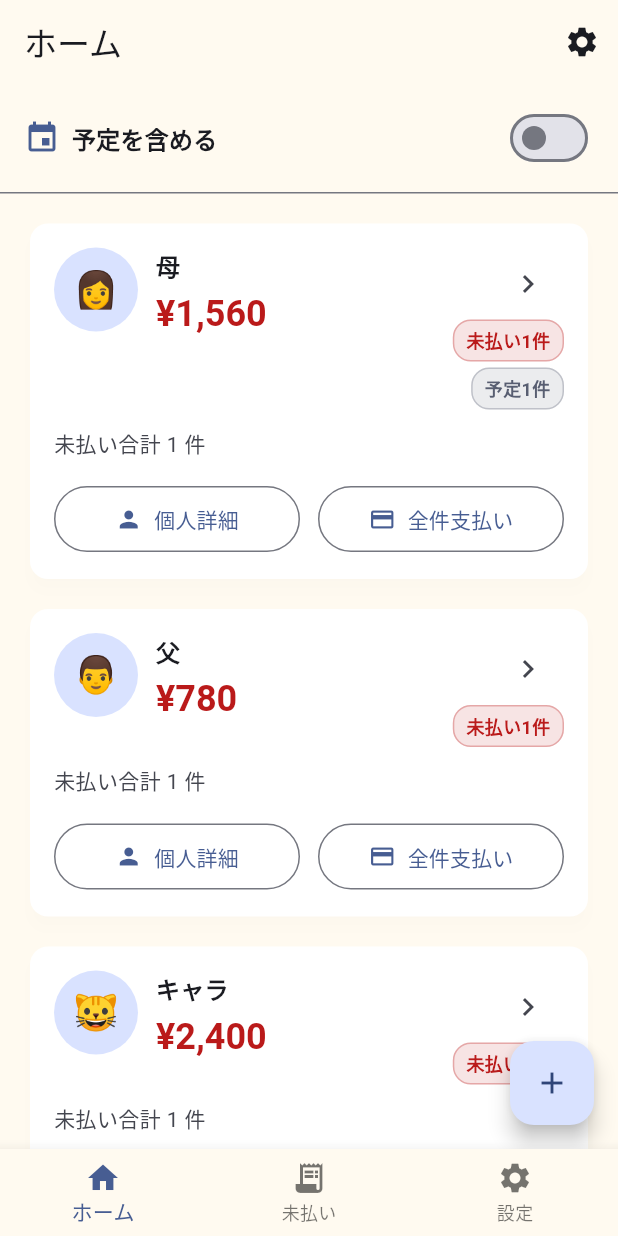
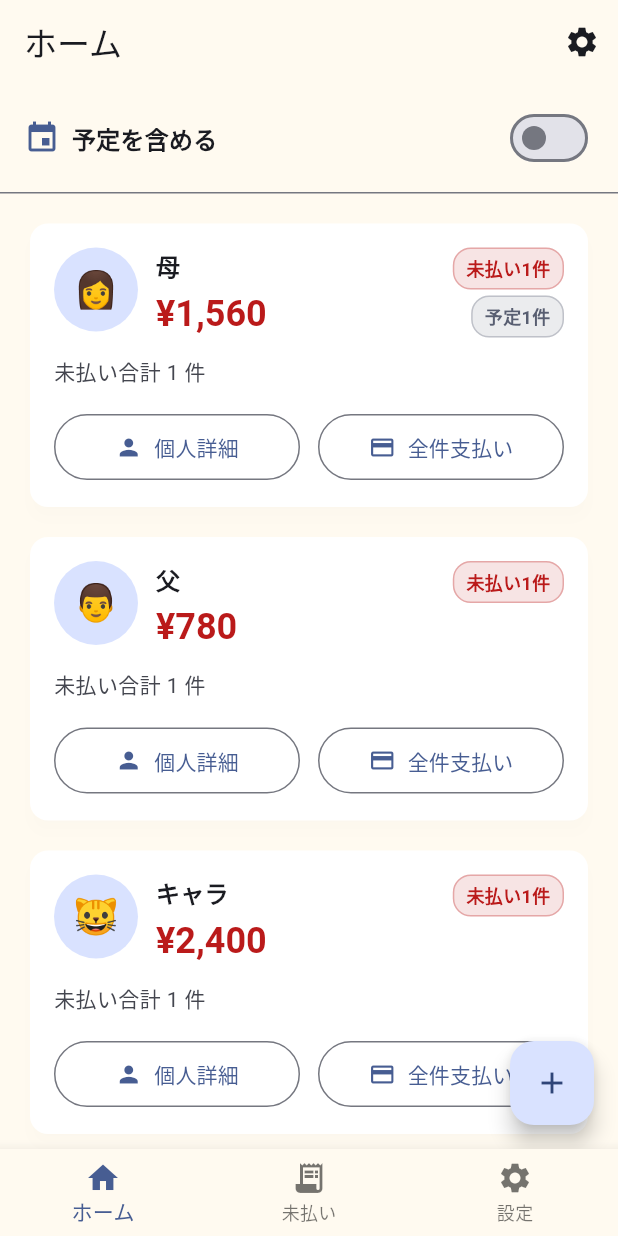
Before and after one commit to N-plus/PaymentCalendar, a Flutter app: the screen it shows after launch, on a phone screen of 412 x 824 dp. Run offline on Flutter 3.47's test engine with Material 3 defaults, Android fonts, the phone set to English and light mode, and no system bars; our stand-ins replace flutter_local_notifications, flutter_riverpod, image_picker, timezone.

Commit message:
Remove unpaid list button from home cards

```diff
--- a/lib/screens/home/home_screen.dart
+++ b/lib/screens/home/home_screen.dart
@@ -196,22 +196,10 @@ class _PersonSummaryTile extends ConsumerWidget {
                     ],
                   ),
                 ),
+                if (summary.unpaidCount > 0 || hasPlanned)
                   Column(
                     crossAxisAlignment: CrossAxisAlignment.end,
                     children: [
-                    IconButton(
-                      tooltip: '未払い一覧を開く',
-                      onPressed: () {
-                        Navigator.of(context).push(
-                          MaterialPageRoute(
-                            builder: (_) => UnpaidScreen(
-                              initialPersonId: summary.person.id,
-                            ),
-                          ),
-                        );
-                      },
-                      icon: const Icon(Icons.chevron_right),
-                    ),
                       if (summary.unpaidCount > 0)
                         _CountBadge(
                           text: '未払い${summary.unpaidCount}件',
```
Lines whose indentation alone changed are shown as unchanged.
